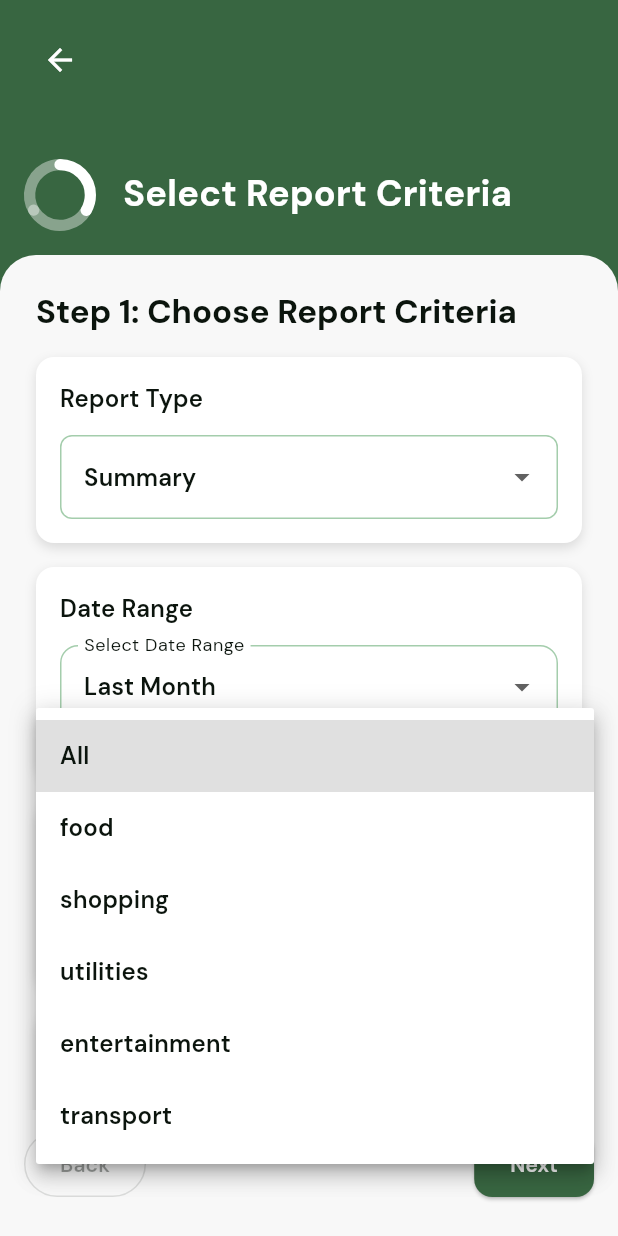
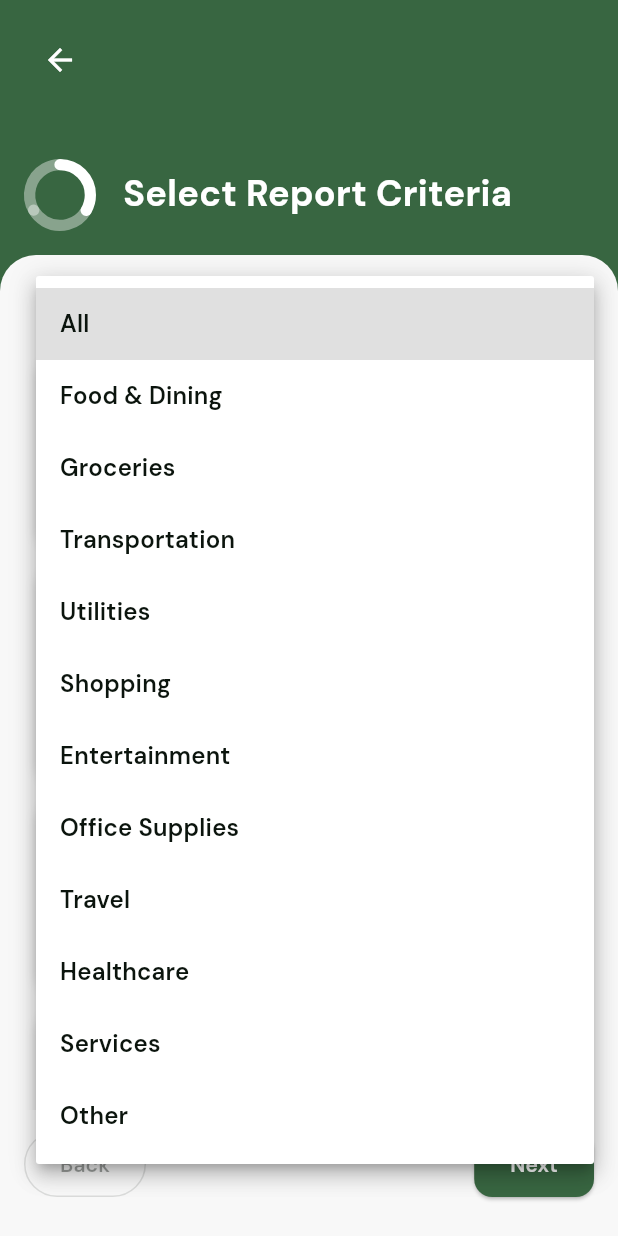
Before and after one commit to vinky0813/tolak_tax, a Flutter app: the GenerateReportScreen screen opened by its route, after a tap on "All", on a phone screen of 412 x 824 dp. Run offline on Flutter 3.47's test engine with Material 3 defaults, Android fonts, the phone set to English and light mode, and no system bars; drawn by our look-alikes of step_progress_indicator; our stand-ins replace camera, carousel_slider, firebase_auth, firebase_core, fl_chart, flutter_cache_manager and 3 more; missing offline and left inert: flutter_facebook_auth; accounts and stored records are empty.

Commit message:
Refactor category constants and helper methods for improved naming consistency and enhanced functionality

```diff
--- a/lib/data/category_constants.dart
+++ b/lib/data/category_constants.dart
@@ -1,8 +1,14 @@
 const List<String> allCategories = [
   'All',
-  'food',
-  'shopping',
-  'utilities',
-  'entertainment',
-  'transport',
+  'Food & Dining',
+  'Groceries',
+  'Transportation',
+  'Utilities',
+  'Shopping',
+  'Entertainment',
+  'Office Supplies',
+  'Travel',
+  'Healthcare',
+  'Services',
+  'Other',
 ];
--- a/lib/utils/category_helper.dart
+++ b/lib/utils/category_helper.dart
@@ -1,36 +1,57 @@
 import 'package:flutter/material.dart';
 
 class CategoryHelper {
-
   static String getDisplayName(String categoryKey) {
     switch (categoryKey) {
-      case 'food':
-        return 'Makan (Food)';
-      case 'shopping':
+      case 'Food & Dining':
+        return 'Food & Dining';
+      case 'Groceries':
+        return 'Groceries';
+      case 'Transportation':
+        return 'Transportation';
+      case 'Utilities':
+        return 'Utilities and Bills';
+      case 'Shopping':
         return 'Shopping';
-      case 'utilities':
-        return 'Utilities & Bills';
-      case 'entertainment':
+      case 'Entertainment':
         return 'Entertainment';
-      case 'transport':
-        return 'Transportation';
+      case 'Office Supplies':
+        return 'Office Supplies';
+      case 'Travel':
+        return 'Travel';
+      case 'Healthcare':
+        return 'Healthcare';
+      case 'Services':
+        return 'Services';
       default:
         return 'General';
     }
   }
 
   static Color getCategoryColor(String category) {
-    switch (category.toLowerCase()) {
-      case 'food':
-        return Colors.orange;
-      case 'transport':
-        return Colors.green;
-      case 'shopping':
-        return Colors.purple;
-      case 'utilities':
-        return Colors.blue;
-      case 'entertainment':
-        return Colors.red;
+    switch (category) {
+      case 'Food & Dining':
+        return Colors.orangeAccent;
+      case 'Groceries':
+        return Colors.greenAccent;
+      case 'Transportation':
+        return Colors.blueAccent;
+      case 'Utilities':
+        return Colors.purpleAccent;
+      case 'Shopping':
+        return Colors.pinkAccent;
+      case 'Entertainment':
+        return Colors.amberAccent;
+      case 'Office Supplies':
+        return Colors.tealAccent;
+      case 'Travel':
+        return Colors.lightBlueAccent;
+      case 'Healthcare':
+        return Colors.redAccent;
+      case 'Services':
+        return Colors.indigoAccent;
+      case 'Other':
+        return Colors.grey;
       default:
         return Colors.black87;
     }
@@ -38,19 +59,30 @@ class CategoryHelper {
 
   static IconData getIcon(String categoryKey) {
     switch (categoryKey) {
-      case 'food':
-        return Icons.fastfood_rounded;
-      case 'shopping':
+      case 'Food & Dining':
+        return Icons.restaurant_rounded;
+      case 'Groceries':
+        return Icons.shopping_cart_rounded;
+      case 'Transportation':
+        return Icons.directions_car_rounded;
+      case 'Utilities':
+        return Icons.lightbulb_rounded;
+      case 'Shopping':
         return Icons.shopping_bag_rounded;
-      case 'utilities':
-        return Icons.receipt_long_rounded;
-      case 'entertainment':
-        return Icons.movie_filter_rounded;
-      case 'transport':
-        return Icons.directions_car_rounded;
+      case 'Entertainment':
+        return Icons.movie_rounded;
+      case 'Office Supplies':
+        return Icons.business_center_rounded;
+      case 'Travel':
+        return Icons.airplanemode_active_rounded;
+      case 'Healthcare':
+        return Icons.local_hospital_rounded;
+      case 'Services':
+        return Icons.build_rounded;
+      case 'Other':
+        return Icons.help_outline_rounded;
       default:
         return Icons.category_rounded;
     }
   }
-
 }
```
